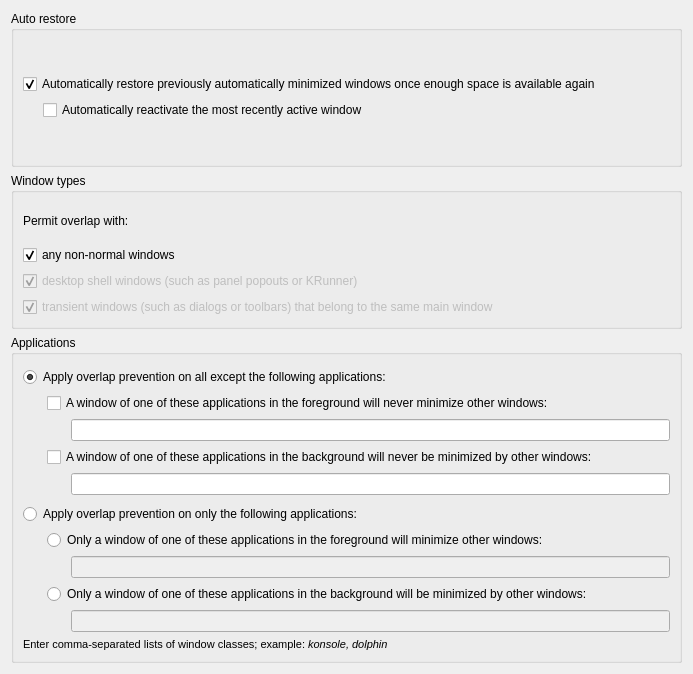
Qt form contents/ui/config.ui (nclarius/floating-tiles) before a commit.
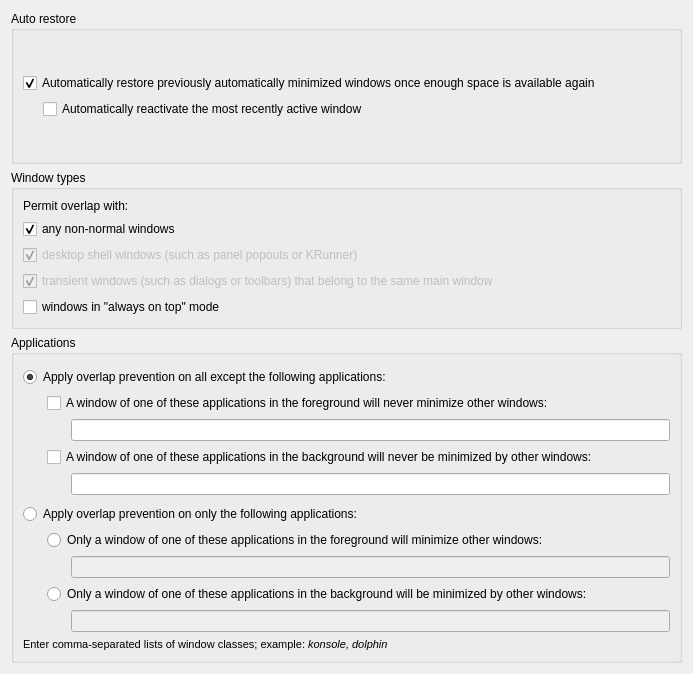
The same form after that commit.

Commit message: Add option to permit overlap with "always on top" windows

Patch:
```diff
--- a/contents/ui/config.ui
+++ b/contents/ui/config.ui
@@ -117,6 +117,16 @@
             </property>
            </widget>
           </item>
+          <item>
+           <widget class="QCheckBox" name="kcfg_ignoreKeepAbove">
+            <property name="text">
+             <string>windows in "always on top" mode</string>
+            </property>
+            <property name="checked">
+             <bool>false</bool>
+            </property>
+           </widget>
+          </item>
          </layout>
         </item>
        </layout>
```
The commit also changes 2 other files.
